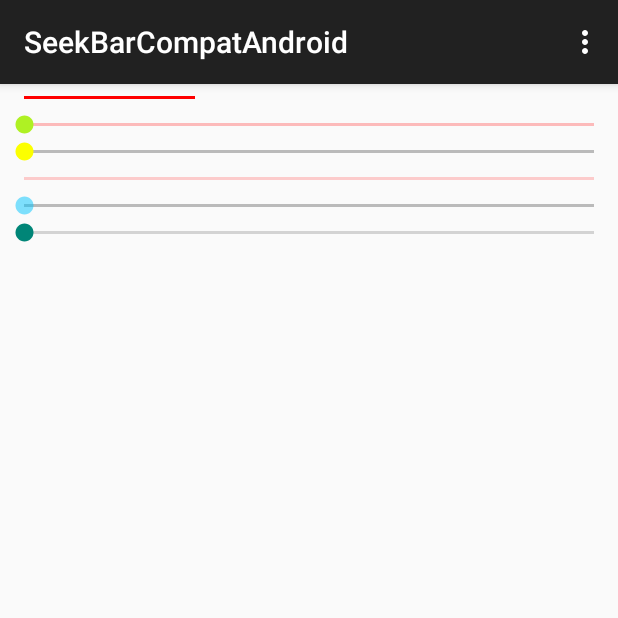
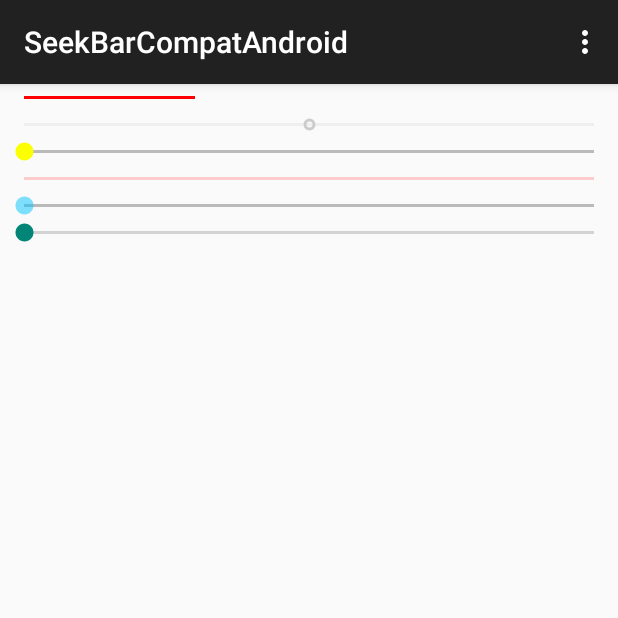
Before and after one commit to ahmedrizwan/SeekBarCompat, an Android app: the screen it shows after launch (MainActivity), on a phone screen of 412 x 824 dp, the top half of it. Run offline under Robolectric (Android 15) with nearby library versions, the phone set to English and light mode, and no system bars.

```diff
--- a/app/src/main/java/app/minimize/com/seekbarcompatandroid/MainActivity.kt
+++ b/app/src/main/java/app/minimize/com/seekbarcompatandroid/MainActivity.kt
@@ -6,7 +6,6 @@ import android.support.v7.app.AppCompatActivity
 import android.view.Menu
 import android.view.MenuItem
 import android.view.View
-import android.widget.SeekBar
 import app.minimize.com.seek_bar_compat.SeekBarCompat
 
 class MainActivity : AppCompatActivity() {
@@ -22,13 +21,10 @@ class MainActivity : AppCompatActivity() {
         seekBarCompat.progress = 30
         seekBarCompat.setThumbAlpha(0)
 
-        val normalSeekBar = findViewById<View>(R.id.normalSeekbar) as SeekBar
-        //normalSeekBar.setEnabled(false);
-        //normalSeekBar.setThumb(ContextCompat.getDrawable(this, R.drawable.seekbar_thumb));
         val seekBarCompatTwo = findViewById<View>(R.id.materialSeekBarTwo) as SeekBarCompat
         seekBarCompatTwo.setProgressBackgroundColor(Color.RED)
+        seekBarCompatTwo.progress = 50
         seekBarCompatTwo.isEnabled = false
-        seekBarCompatTwo.isEnabled = true
     }
 
     override fun onCreateOptionsMenu(menu: Menu): Boolean {
--- a/app/src/main/res/layout/activity_main.xml
+++ b/app/src/main/res/layout/activity_main.xml
@@ -24,7 +24,6 @@
       android:layout_width="match_parent"
       android:layout_height="wrap_content"
       android:maxHeight="300sp"
-
       app:progressColor="#FF4444"
       app:thumbColor="#AFF123"
       />
--- a/seekbar-compat/build.gradle
+++ b/seekbar-compat/build.gradle
@@ -21,6 +21,10 @@ ext {
     developerId = 'ahmedrizwan'
     developerName = 'Ahmed Rizwan'
     developerEmail = 'ahmedrizwan@outlook.com'
+}
+
+tasks.withType(Javadoc).all {
+    enabled = false
 }
 
 android {
```
Also changed, not shown: seekbar-compat/src/main/java/app/minimize/com/seek_bar_compat/SeekBarCompat.kt (+7 -11 lines).
